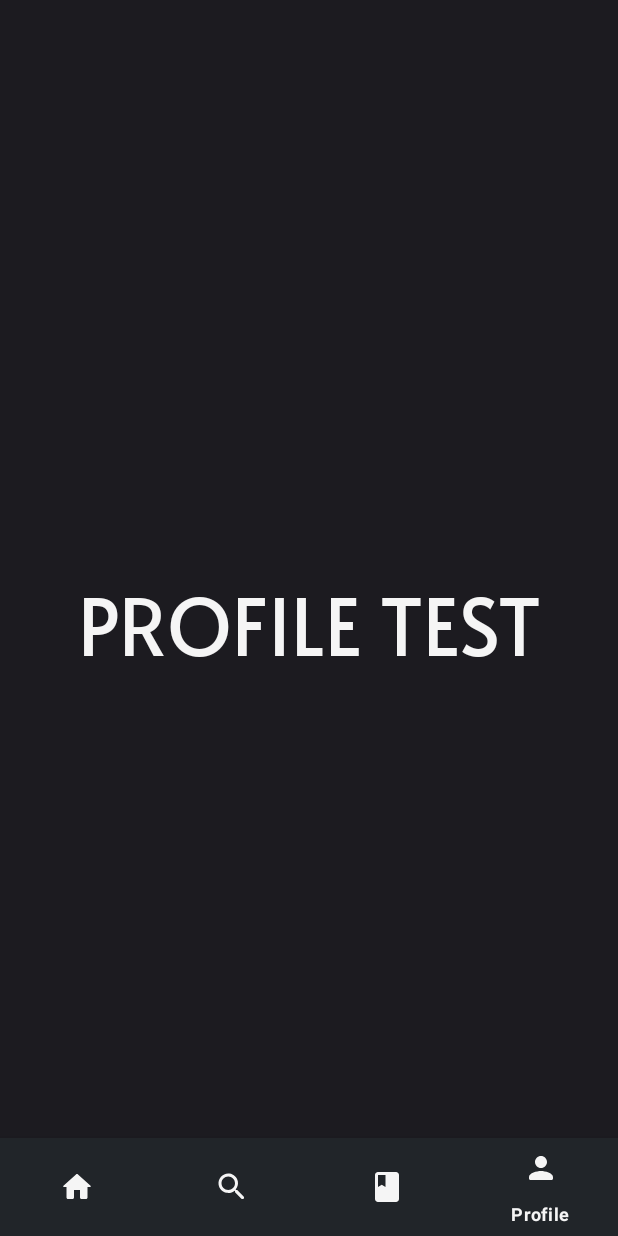
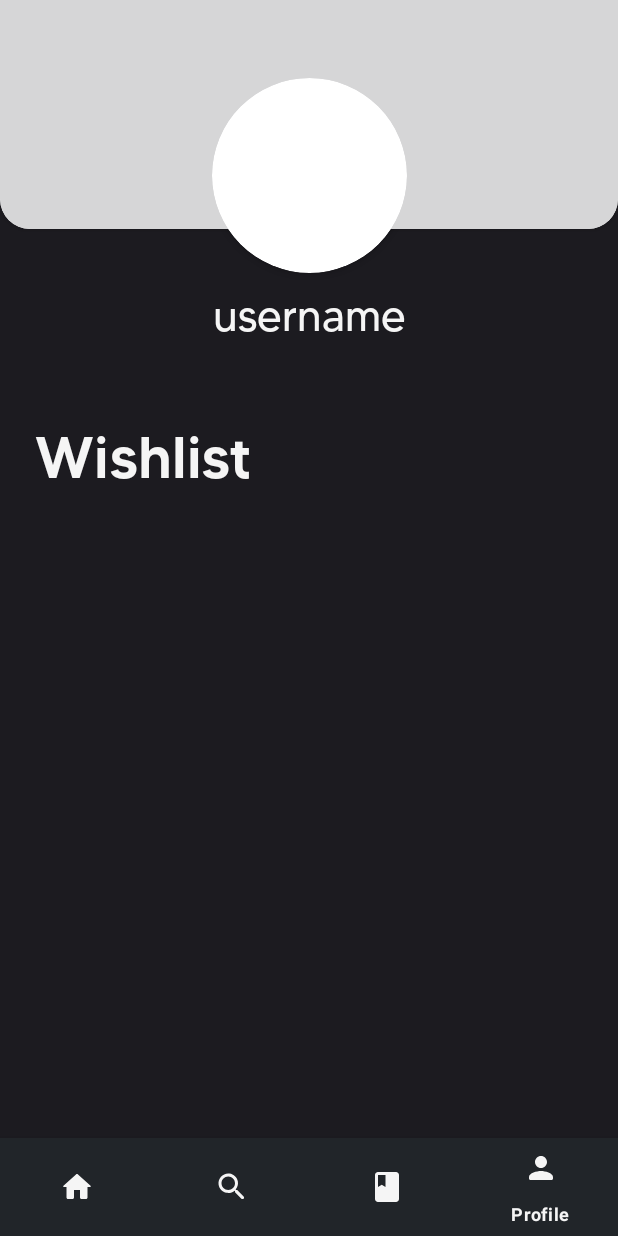
Before and after one commit to kubixDev/Kollect, an Android app: the screen it shows after launch (MainActivity), item 4 of the bottom bar chosen, on a phone screen of 412 x 824 dp. Run offline under Robolectric (Android 15) with nearby library versions, the phone set to English and light mode, and no system bars; our stand-ins replace sdp/ssp sizes.

Commit message:
updated profile fragment layout

```diff
--- /dev/null
+++ b/app/src/main/res/drawable/rounded_bottom_corners.xml
@@ -0,0 +1,16 @@
+<?xml version="1.0" encoding="utf-8"?>
+<layer-list xmlns:android="http://schemas.android.com/apk/res/android">
+    <item>
+        <shape android:shape="rectangle">
+            <solid android:color="@color/darkbrown" />
+
+            <corners
+                android:topLeftRadius="0dp"
+                android:topRightRadius="0dp"
+                android:bottomLeftRadius="30dp"
+                android:bottomRightRadius="30dp"
+                />
+        </shape>
+
+    </item>
+</layer-list>
--- a/app/src/main/res/layout/artist_item.xml
+++ b/app/src/main/res/layout/artist_item.xml
@@ -2,15 +2,15 @@
 <LinearLayout xmlns:android="http://schemas.android.com/apk/res/android"
     xmlns:card_view="http://schemas.android.com/apk/res-auto"
     android:orientation="vertical"
-    android:layout_width="@dimen/_140sdp"
-    android:layout_height="@dimen/_180sdp"
+    android:layout_width="wrap_content"
+    android:layout_height="@dimen/_190sdp"
     android:background="@drawable/rounded_background"
     android:backgroundTint="@color/gray">
 
     <androidx.cardview.widget.CardView
         android:id="@+id/cardView"
-        android:layout_width="match_parent"
-        android:layout_height="@dimen/_120sdp"
+        android:layout_width="@dimen/_120sdp"
+        android:layout_height="@dimen/_140sdp"
         android:layout_marginTop="@dimen/_10sdp"
         android:layout_marginStart="@dimen/_10sdp"
         android:layout_marginEnd="@dimen/_10sdp"
@@ -20,6 +20,7 @@
             android:id="@+id/imageView"
             android:layout_width="match_parent"
             android:layout_height="match_parent"
+            android:src="@drawable/testimage"
             android:scaleType="centerCrop">
         </ImageView>
 
--- a/app/src/main/res/layout/fragment_profile.xml
+++ b/app/src/main/res/layout/fragment_profile.xml
@@ -2,23 +2,119 @@
 <androidx.constraintlayout.widget.ConstraintLayout
     xmlns:android="http://schemas.android.com/apk/res/android"
     xmlns:app="http://schemas.android.com/apk/res-auto"
+    xmlns:card_view="http://schemas.android.com/apk/res-auto"
     xmlns:tools="http://schemas.android.com/tools"
     android:layout_width="match_parent"
     android:layout_height="match_parent"
+    android:background="?attr/colorPrimary"
     tools:context=".MainActivity">
 
+<!--    <FrameLayout-->
+<!--        android:layout_width="match_parent"-->
+<!--        android:layout_height="@dimen/_120sdp"-->
+<!--        app:layout_constraintTop_toTopOf="parent"-->
+<!--        app:layout_constraintStart_toStartOf="parent"-->
+<!--        app:layout_constraintEnd_toEndOf="parent">-->
+
+<!--        <ImageView-->
+<!--            android:id="@+id/backgroundPictureView"-->
+<!--            android:layout_width="match_parent"-->
+<!--            android:layout_height="match_parent"-->
+<!--            android:src="@drawable/testimage"-->
+<!--            android:scaleType="centerCrop">-->
+<!--        </ImageView>-->
+
+<!--        <View-->
+<!--            android:layout_width="match_parent"-->
+<!--            android:layout_height="match_parent"-->
+<!--            android:background="@drawable/rounded_bottom_corners" />-->
+
+<!--    </FrameLayout>-->
+
+    <androidx.cardview.widget.CardView
+        android:layout_width="match_parent"
+        android:layout_height="@dimen/_140sdp"
+        app:layout_constraintTop_toTopOf="parent"
+        app:layout_constraintStart_toStartOf="parent"
+        app:layout_constraintEnd_toEndOf="parent"
+        app:cardCornerRadius="20dp"
+        android:layout_marginTop="-30dp">
+
+        <ImageView
+            android:id="@+id/backgroundPictureView"
+            android:layout_width="match_parent"
+            android:layout_height="match_parent"
+            android:src="@drawable/testimage"
+            android:scaleType="centerCrop"/>
+    </androidx.cardview.widget.CardView>
+
+
+
+    <androidx.cardview.widget.CardView
+        android:id="@+id/profilePictureCard"
+        android:layout_width="@dimen/_100sdp"
+        android:layout_height="@dimen/_100sdp"
+        android:layout_marginTop="@dimen/_40sdp"
+        app:layout_constraintTop_toTopOf="parent"
+        app:layout_constraintStart_toStartOf="parent"
+        app:layout_constraintEnd_toEndOf="parent"
+        app:layout_constraintBottom_toTopOf="@id/userNameLabel"
+        card_view:cardCornerRadius="80dp">
+
+        <ImageView
+            android:id="@+id/profilePictureView"
+            android:layout_width="match_parent"
+            android:layout_height="match_parent"
+            android:scaleType="centerCrop">
+        </ImageView>
+
+    </androidx.cardview.widget.CardView>
+
     <TextView
-        android:id="@+id/fourthFragment"
-        android:layout_width="wrap_content"
+        android:id="@+id/userNameLabel"
+        android:layout_width="match_parent"
         android:layout_height="wrap_content"
-        android:text="PROFILE TEST"
+        android:layout_marginTop="@dimen/_8sdp"
+        android:layout_marginStart="@dimen/_18sdp"
+        android:layout_marginEnd="@dimen/_18sdp"
+        android:textAlignment="center"
+        android:text="username"
         android:textColor="@color/whitesmoke"
-        android:fontFamily="@font/alata_regular"
-        android:textSize="@dimen/_40sdp"
+        android:fontFamily="@font/tommy_regular"
+        android:textSize="@dimen/_22sdp"
+        app:layout_constraintEnd_toEndOf="parent"
+        app:layout_constraintStart_toStartOf="parent"
+        app:layout_constraintTop_toBottomOf="@id/profilePictureCard"
+        app:layout_constraintBottom_toTopOf="@id/wishlistLabel"/>
+
+    <TextView
+        android:id="@+id/wishlistLabel"
+        android:layout_width="match_parent"
+        android:layout_height="wrap_content"
+        android:text="Wishlist"
+        android:layout_marginStart="@dimen/_18sdp"
+        android:layout_marginEnd="@dimen/_18sdp"
+        android:layout_marginTop="@dimen/_40sdp"
+        android:textColor="@color/whitesmoke"
+        android:fontFamily="@font/tommy_medium"
+        android:textSize="@dimen/_30sdp"
+        app:layout_constraintTop_toBottomOf="@id/userNameLabel"
+        app:layout_constraintEnd_toEndOf="parent"
+        app:layout_constraintStart_toStartOf="parent"/>
+
+    <androidx.recyclerview.widget.RecyclerView
+        android:id="@+id/wishlistRecycler"
+        android:layout_width="0dp"
+        android:layout_height="0dp"
+        app:layout_constraintTop_toBottomOf="@id/wishlistLabel"
         app:layout_constraintBottom_toBottomOf="parent"
         app:layout_constraintEnd_toEndOf="parent"
-        app:layout_constraintHorizontal_bias="0.5"
         app:layout_constraintStart_toStartOf="parent"
-        app:layout_constraintTop_toTopOf="parent" />
+        android:clipToPadding="false"
+        android:layout_marginStart="@dimen/_18sdp"
+        android:layout_marginEnd="@dimen/_18sdp"
+        android:layout_marginTop="@dimen/_20sdp"
+        android:scrollbarStyle="outsideOverlay"
+        android:hapticFeedbackEnabled="true" />
 
 </androidx.constraintlayout.widget.ConstraintLayout>
--- /dev/null
+++ b/app/src/main/res/layout/photocard_item.xml
@@ -0,0 +1,22 @@
+<RelativeLayout xmlns:android="http://schemas.android.com/apk/res/android"
+    xmlns:card_view="http://schemas.android.com/apk/res-auto"
+    android:layout_width="@dimen/_140sdp"
+    android:layout_height="@dimen/_220sdp">
+
+    <androidx.cardview.widget.CardView
+        android:id="@+id/cardView"
+        android:layout_width="match_parent"
+        android:layout_height="match_parent"
+        card_view:cardCornerRadius="20dp">
+
+        <ImageView
+            android:id="@+id/imageView"
+            android:layout_width="match_parent"
+            android:layout_height="match_parent"
+            android:src="@drawable/testimage"
+            android:scaleType="centerCrop">
+        </ImageView>
+
+    </androidx.cardview.widget.CardView>
+
+</RelativeLayout>
```
